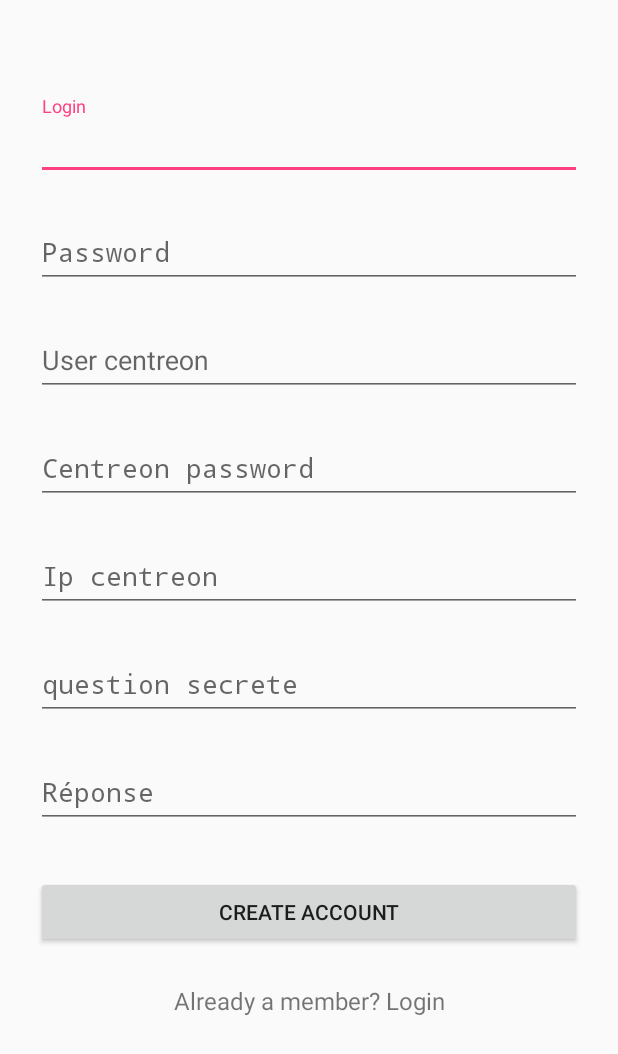
After one commit to BlayckPanthers/UMTZ, an Android app: the RegisterActivity screen opened directly, with no data from a screen before it, on a phone screen of 412 x 824 dp. The commit adds this screen. Shown: the top 1054 px of the screen. Run offline under Robolectric (Android 15) with nearby library versions, the phone set to English and light mode, and no system bars.

Commit message:
Ajout de la page d'inscription. Lien main activite -> registerActivity

```diff
--- a/app/build.gradle
+++ b/app/build.gradle
@@ -27,5 +27,8 @@ dependencies {
     compile 'com.android.support:appcompat-v7:26.+'
     compile 'com.android.support.constraint:constraint-layout:1.0.2'
     compile 'com.loopj.android:android-async-http:1.4.9'
+    compile 'com.android.support:design:23.1.1'
+
     testCompile 'junit:junit:4.12'
+
 }
--- a/app/src/main/AndroidManifest.xml
+++ b/app/src/main/AndroidManifest.xml
@@ -19,7 +19,8 @@
             </intent-filter>
         </activity>
         <activity android:name=".ServerActivity" />
-        <activity android:name=".ServerListActivity"></activity>
+        <activity android:name=".ServerListActivity" />
+        <activity android:name=".RegisterActivity"></activity>
     </application>
 
 </manifest>
--- a/app/src/main/java/com/ingesup/docblayck/umtz/MainActivity.java
+++ b/app/src/main/java/com/ingesup/docblayck/umtz/MainActivity.java
@@ -1,10 +1,12 @@
 package com.ingesup.docblayck.umtz;
 
 
+import android.content.Intent;
 import android.os.Bundle;
 import android.support.v7.app.AppCompatActivity;
 import android.view.View;
 import android.widget.EditText;
+import android.widget.TextView;
 import android.widget.Toast;
 
 import com.ingesup.docblayck.umtz.Entities.User;
@@ -13,6 +15,8 @@ import com.ingesup.docblayck.umtz.Tasks.AsyncTaskUser;
 public class MainActivity extends AppCompatActivity {
 
     private EditText edtEmail,edtPassword ;
+    private TextView txvLink;
+
     @Override
     protected void onCreate(Bundle savedInstanceState) {
         super.onCreate(savedInstanceState);
@@ -20,6 +24,8 @@ public class MainActivity extends AppCompatActivity {
         setContentView(R.layout.activity_main);
         edtEmail = (EditText) findViewById(R.id.editTextMail);
         edtPassword = (EditText) findViewById(R.id.editTextPassword);
+        txvLink = (TextView) findViewById(R.id.textViewLink);
+
     }
 
     public void buttonConnexionClick(View v){
@@ -41,6 +47,8 @@ public class MainActivity extends AppCompatActivity {
 
     }
 
-
-
+    public void buttonLinkClick(View view) {
+        Intent intent = new Intent(this, RegisterActivity.class);
+        startActivity(intent);
+    }
 }
--- /dev/null
+++ b/app/src/main/java/com/ingesup/docblayck/umtz/RegisterActivity.java
@@ -0,0 +1,13 @@
+package com.ingesup.docblayck.umtz;
+
+import android.app.Activity;
+import android.os.Bundle;
+
+public class RegisterActivity extends Activity {
+
+    @Override
+    protected void onCreate(Bundle savedInstanceState) {
+        super.onCreate(savedInstanceState);
+        setContentView(R.layout.register_layout);
+    }
+}
--- a/app/src/main/res/layout/activity_main.xml
+++ b/app/src/main/res/layout/activity_main.xml
@@ -40,6 +40,13 @@
         android:onClick="buttonConnexionClick"
         tools:layout_editor_absoluteX="123dp"
         tools:layout_editor_absoluteY="231dp" />
+    <TextView
+        android:layout_width="wrap_content"
+        android:layout_height="wrap_content"
+        android:text="@string/loggin_textview_link"
+        android:id="@+id/textViewLink"
+        android:layout_marginTop="15dp"
+        android:onClick="buttonLinkClick"/>
 </LinearLayout>
 
 </android.support.constraint.ConstraintLayout>
--- /dev/null
+++ b/app/src/main/res/layout/register_layout.xml
@@ -0,0 +1,131 @@
+<?xml version="1.0" encoding="utf-8"?>
+<ScrollView
+    xmlns:android="http://schemas.android.com/apk/res/android"
+    android:layout_width="fill_parent"
+    android:layout_height="fill_parent"
+    android:fitsSystemWindows="true">
+
+    <LinearLayout
+        android:orientation="vertical"
+        android:layout_width="match_parent"
+        android:layout_height="wrap_content"
+        android:paddingTop="56dp"
+        android:paddingLeft="24dp"
+        android:paddingRight="24dp">
+        <!--
+        <ImageView android:src="@drawable/logo"
+            android:layout_width="wrap_content"
+            android:layout_height="72dp"
+            android:layout_marginBottom="24dp"
+            android:layout_gravity="center_horizontal" />
+        -->
+
+        <!--  login Label -->
+        <android.support.design.widget.TextInputLayout
+            android:layout_width="match_parent"
+            android:layout_height="wrap_content"
+            android:layout_marginTop="8dp"
+            android:layout_marginBottom="8dp">
+            <EditText android:id="@+id/input_login"
+                android:layout_width="match_parent"
+                android:layout_height="wrap_content"
+                android:inputType="textCapWords"
+                android:hint="Login" />
+        </android.support.design.widget.TextInputLayout>
+
+        <!-- Password Label -->
+        <android.support.design.widget.TextInputLayout
+            android:layout_width="match_parent"
+            android:layout_height="wrap_content"
+            android:layout_marginTop="8dp"
+            android:layout_marginBottom="8dp">
+            <EditText android:id="@+id/input_password"
+                android:layout_width="match_parent"
+                android:layout_height="wrap_content"
+                android:inputType="textPassword"
+                android:hint="Password"/>
+        </android.support.design.widget.TextInputLayout>
+        <!--  Centreon Label -->
+        <android.support.design.widget.TextInputLayout
+            android:layout_width="match_parent"
+            android:layout_height="wrap_content"
+            android:layout_marginTop="8dp"
+            android:layout_marginBottom="8dp">
+            <EditText android:id="@+id/input_user_centreon"
+                android:layout_width="match_parent"
+                android:layout_height="wrap_content"
+                android:inputType="textCapWords"
+                android:hint="User centreon" />
+        </android.support.design.widget.TextInputLayout>
+
+        <!-- Centreon password Label -->
+        <android.support.design.widget.TextInputLayout
+            android:layout_width="match_parent"
+            android:layout_height="wrap_content"
+            android:layout_marginTop="8dp"
+            android:layout_marginBottom="8dp">
+            <EditText android:id="@+id/input_centreon_password"
+                android:layout_width="match_parent"
+                android:layout_height="wrap_content"
+                android:inputType="textPassword"
+                android:hint="Centreon password"/>
+        </android.support.design.widget.TextInputLayout>
+
+        <!-- Ip Centreon Label -->
+        <android.support.design.widget.TextInputLayout
+            android:layout_width="match_parent"
+            android:layout_height="wrap_content"
+            android:layout_marginTop="8dp"
+            android:layout_marginBottom="8dp">
+            <EditText android:id="@+id/input_ip_centreon"
+                android:layout_width="match_parent"
+                android:layout_height="wrap_content"
+                android:inputType="textPassword"
+                android:hint="Ip centreon"/>
+        </android.support.design.widget.TextInputLayout>
+
+        <!-- Question secrete Label -->
+        <android.support.design.widget.TextInputLayout
+            android:layout_width="match_parent"
+            android:layout_height="wrap_content"
+            android:layout_marginTop="8dp"
+            android:layout_marginBottom="8dp">
+            <EditText android:id="@+id/input_secret_question"
+                android:layout_width="match_parent"
+                android:layout_height="wrap_content"
+                android:inputType="textPassword"
+                android:hint="question secrete"/>
+        </android.support.design.widget.TextInputLayout>
+        <!-- reponse Label -->
+        <android.support.design.widget.TextInputLayout
+            android:layout_width="match_parent"
+            android:layout_height="wrap_content"
+            android:layout_marginTop="8dp"
+            android:layout_marginBottom="8dp">
+            <EditText android:id="@+id/input_response"
+                android:layout_width="match_parent"
+                android:layout_height="wrap_content"
+                android:inputType="textPassword"
+                android:hint="Réponse"/>
+        </android.support.design.widget.TextInputLayout>
+
+    <!-- Signup Button -->
+        <android.support.v7.widget.AppCompatButton
+            android:id="@+id/btn_signup"
+            android:layout_width="fill_parent"
+            android:layout_height="wrap_content"
+            android:layout_marginTop="24dp"
+            android:layout_marginBottom="24dp"
+            android:padding="12dp"
+            android:text="Create Account"/>
+
+        <TextView android:id="@+id/link_login"
+            android:layout_width="fill_parent"
+            android:layout_height="wrap_content"
+            android:layout_marginBottom="24dp"
+            android:text="Already a member? Login"
+            android:gravity="center"
+            android:textSize="16dip"/>
+
+    </LinearLayout>
+</ScrollView>
--- a/app/src/main/res/values/strings.xml
+++ b/app/src/main/res/values/strings.xml
@@ -15,5 +15,5 @@
     <string name="server_ip">Server IP</string>
     <string name="server_name_detail">Server Name</string>
     <string name="server_ip_detail">Server ip</string>
-
+    <string name="loggin_textview_link">Pas de compte ? Inscrivez-vous</string>
 </resources>
```
